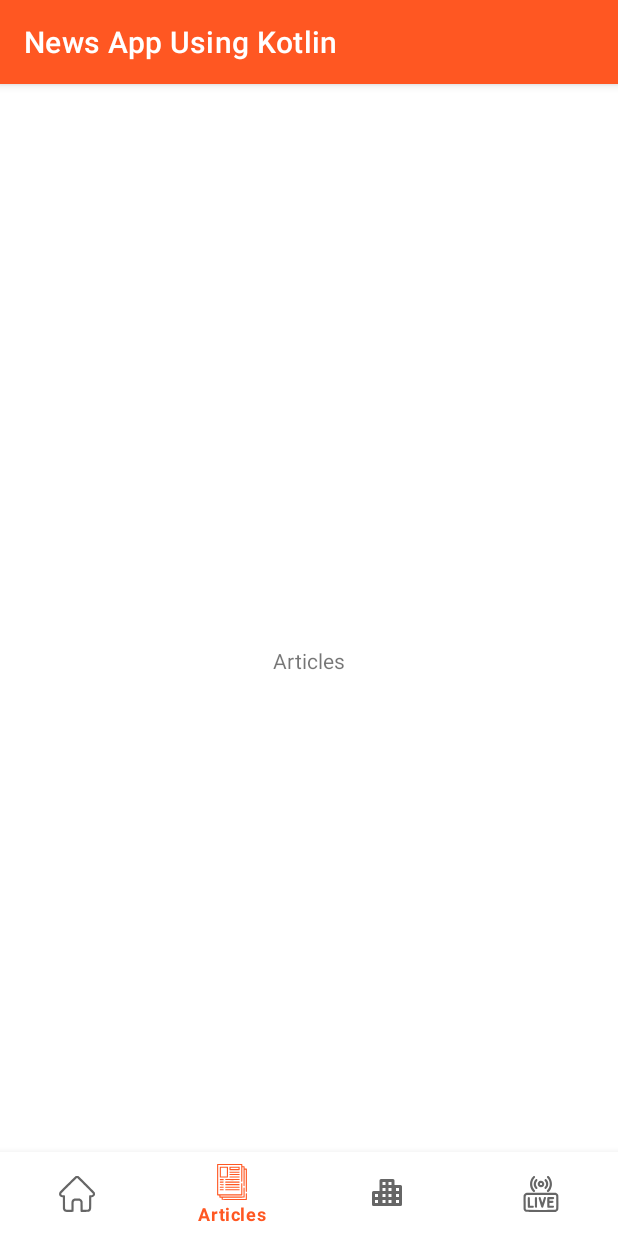
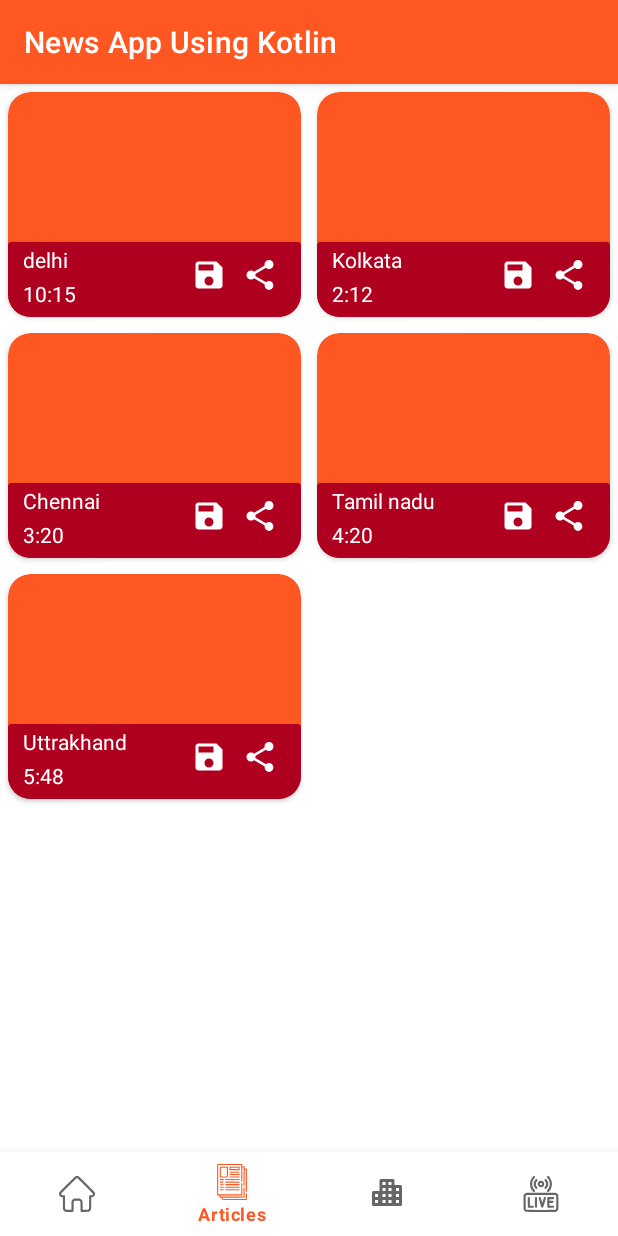
Before and after one commit to bhattshrey24/News-App-Using-Kotlin, an Android app: the ArticlesFragment screen opened directly, with no data from a screen before it, on a phone screen of 412 x 824 dp. Run offline under Robolectric (Android 15) with nearby library versions, the phone set to English and light mode, and no system bars; our stand-ins replace navigation-ui; network calls fail; 1 statement that could not run was skipped.

Commit message:
recycler view setup done

```diff
--- a/app/build.gradle
+++ b/app/build.gradle
@@ -82,4 +82,7 @@ dependencies {
     implementation 'org.jetbrains.kotlinx:kotlinx-coroutines-android:1.5.2'
     implementation "androidx.lifecycle:lifecycle-viewmodel-ktx:2.4.0"
 
+    // card view
+    implementation "androidx.cardview:cardview:1.0.0"
+
 }
--- /dev/null
+++ b/app/src/main/java/com/example/newsappusingkotlin/adapters/NewsListRecyclerAdapter.kt
@@ -0,0 +1,42 @@
+package com.example.newsappusingkotlin.adapters
+
+import android.view.LayoutInflater
+import android.view.View
+import android.view.ViewGroup
+import android.widget.TextView
+import androidx.recyclerview.widget.RecyclerView
+import com.example.newsappusingkotlin.R
+
+class NewsListRecyclerAdapter : RecyclerView.Adapter<NewsListRecyclerAdapter.ViewHolder>() {
+    private var place = arrayOf("delhi", "Kolkata", "Chennai", "Tamil nadu", "Uttrakhand")
+    private var time = arrayOf("10:15", "2:12", "3:20", "4:20", "5:48")
+
+    override fun onCreateViewHolder(
+        parent: ViewGroup,
+        viewType: Int
+    ): NewsListRecyclerAdapter.ViewHolder {
+        val view =
+            LayoutInflater.from(parent.context).inflate(R.layout.news_card_list_item, parent, false)
+        return ViewHolder(view);
+    }
+
+    override fun onBindViewHolder(holder: NewsListRecyclerAdapter.ViewHolder, position: Int) {
+    holder.placeTv.text=place[position]
+      holder.timeTv.text=time[position]
+    }
+
+    override fun getItemCount(): Int {
+        return place.size // change it later to size of headings or images since every article will have a image or heading
+    }
+
+    inner class ViewHolder(itemView: View) : RecyclerView.ViewHolder(itemView) {
+        //  var articleImage:ImageView // add this when u add api properly
+        var placeTv: TextView
+        var timeTv: TextView
+
+        init {
+            placeTv = itemView.findViewById(R.id.Tv_placeOfArticle)
+            timeTv = itemView.findViewById(R.id.Tv_timeOfArticle)
+        }
+    }
+}
--- a/app/src/main/java/com/example/newsappusingkotlin/data/remote/api/SimpleApi.kt
+++ b/app/src/main/java/com/example/newsappusingkotlin/data/remote/api/SimpleApi.kt
@@ -5,5 +5,5 @@ import retrofit2.http.GET
 
 interface SimpleApi {
     @GET("posts/1")
-    suspend fun getPost():NewsHolderDummy
+    suspend fun getPost():NewsHolderDummy // the body will be filled by retrofit
 }
--- a/app/src/main/java/com/example/newsappusingkotlin/other/Constants.kt
+++ b/app/src/main/java/com/example/newsappusingkotlin/other/Constants.kt
@@ -1,5 +1,5 @@
 package com.example.newsappusingkotlin.other
 
 object Constants {
-const val baseUrl:String="https://jsonplaceholder.typicode.com"
+    const val baseUrl: String = "https://jsonplaceholder.typicode.com"
 }
--- a/app/src/main/java/com/example/newsappusingkotlin/ui/fragments/ArticlesFragment.kt
+++ b/app/src/main/java/com/example/newsappusingkotlin/ui/fragments/ArticlesFragment.kt
@@ -5,8 +5,11 @@ import android.view.LayoutInflater
 import android.view.View
 import android.view.ViewGroup
 import androidx.fragment.app.Fragment
+import androidx.recyclerview.widget.GridLayoutManager
 import androidx.recyclerview.widget.LinearLayoutManager
+import androidx.recyclerview.widget.RecyclerView
 import com.example.newsappusingkotlin.R
+import com.example.newsappusingkotlin.adapters.NewsListRecyclerAdapter
 import com.example.newsappusingkotlin.databinding.FragmentArticlesBinding
 
 
@@ -14,11 +17,20 @@ class ArticlesFragment : Fragment() {
     private val binding: FragmentArticlesBinding by lazy { // so that layout binding only happens when need , It improves performance
         FragmentArticlesBinding.inflate(layoutInflater, null, false)
     }
+    private var layoutManager:RecyclerView.LayoutManager?=null
+    private var adapter:RecyclerView.Adapter<NewsListRecyclerAdapter.ViewHolder>?=null
+
     override fun onCreateView( // Observe It's not OnCreate It's "OnCreateView" , here we bind the layout of the fragment
         inflater: LayoutInflater,
         container: ViewGroup?,
         savedInstanceState: Bundle?
     ): View{
+
+        layoutManager= GridLayoutManager(context,2) // this 2 is basically number of columns u want
+        binding.newsListRecyclerView.layoutManager=layoutManager
+        adapter=NewsListRecyclerAdapter()
+        binding.newsListRecyclerView.adapter=adapter
+
         return binding.root
     }
 }
--- a/app/src/main/java/com/example/newsappusingkotlin/ui/viewmodels/MainViewModel.kt
+++ b/app/src/main/java/com/example/newsappusingkotlin/ui/viewmodels/MainViewModel.kt
@@ -8,11 +8,13 @@ import com.example.newsappusingkotlin.data.remote.repository.MyRepository
 import kotlinx.coroutines.launch
 
 class MainViewModel(private val repository: MyRepository) : ViewModel() {
-    val myResponse: MutableLiveData<NewsHolderDummy> = MutableLiveData()
+
+    val myResponse: MutableLiveData<NewsHolderDummy> = MutableLiveData() // livedata so that our activity gets refreshed when couroutine is done with fetching
+
     fun getPost() {
         viewModelScope.launch {
             val response: NewsHolderDummy = repository.getPost()
-            myResponse.value = response
+            myResponse.value = response // this will automatically update the UI because myReponse is LiveData
         }
     }
 }
--- a/app/src/main/java/com/example/newsappusingkotlin/ui/viewmodels/MainViewModelFactory.kt
+++ b/app/src/main/java/com/example/newsappusingkotlin/ui/viewmodels/MainViewModelFactory.kt
@@ -6,6 +6,11 @@ import com.example.newsappusingkotlin.data.remote.repository.MyRepository
 
 class MainViewModelFactory(private val repository: MyRepository) : ViewModelProvider.Factory {
     override fun <T : ViewModel> create(modelClass: Class<T>): T {
+        //We can not create ViewModel on our own. We need ViewModelProviders utility provided by Android to create ViewModels.
+        // But ViewModelProviders can only instantiate ViewModels with no arg constructor.
+        //So if I have a ViewModel with multiple arguments, then I need to use a Factory that I can pass to ViewModelProviders to use when an instance of MyViewModel is required.
+        // the full article telling why we used factory method https://stackoverflow.com/questions/54419236/why-a-viewmodel-factory-is-needed-in-android
+
         return MainViewModel(repository) as T
     }
 }
--- /dev/null
+++ b/app/src/main/res/drawable/ic_save.xml
@@ -0,0 +1,5 @@
+<vector android:height="24dp" android:tint="#FFFFFF"
+    android:viewportHeight="24" android:viewportWidth="24"
+    android:width="24dp" xmlns:android="http://schemas.android.com/apk/res/android">
+    <path android:fillColor="@android:color/white" android:pathData="M17,3L5,3c-1.11,0 -2,0.9 -2,2v14c0,1.1 0.89,2 2,2h14c1.1,0 2,-0.9 2,-2L21,7l-4,-4zM12,19c-1.66,0 -3,-1.34 -3,-3s1.34,-3 3,-3 3,1.34 3,3 -1.34,3 -3,3zM15,9L5,9L5,5h10v4z"/>
+</vector>
--- /dev/null
+++ b/app/src/main/res/drawable/ic_share.xml
@@ -0,0 +1,10 @@
+<vector xmlns:android="http://schemas.android.com/apk/res/android"
+    android:width="24dp"
+    android:height="24dp"
+    android:viewportWidth="24"
+    android:viewportHeight="24"
+    android:tint="@android:color/background_light">
+  <path
+      android:fillColor="@android:color/white"
+      android:pathData="M18,16.08c-0.76,0 -1.44,0.3 -1.96,0.77L8.91,12.7c0.05,-0.23 0.09,-0.46 0.09,-0.7s-0.04,-0.47 -0.09,-0.7l7.05,-4.11c0.54,0.5 1.25,0.81 2.04,0.81 1.66,0 3,-1.34 3,-3s-1.34,-3 -3,-3 -3,1.34 -3,3c0,0.24 0.04,0.47 0.09,0.7L8.04,9.81C7.5,9.31 6.79,9 6,9c-1.66,0 -3,1.34 -3,3s1.34,3 3,3c0.79,0 1.5,-0.31 2.04,-0.81l7.12,4.16c-0.05,0.21 -0.08,0.43 -0.08,0.65 0,1.61 1.31,2.92 2.92,2.92 1.61,0 2.92,-1.31 2.92,-2.92s-1.31,-2.92 -2.92,-2.92z"/>
+</vector>
--- a/app/src/main/res/layout/fragment_articles.xml
+++ b/app/src/main/res/layout/fragment_articles.xml
@@ -6,15 +6,11 @@
     android:layout_height="match_parent"
     tools:context=".ui.fragments.ArticlesFragment">
 
-
-    <TextView
-        android:id="@+id/textView"
-        android:layout_width="wrap_content"
-        android:layout_height="wrap_content"
-        android:text="Articles"
-        app:layout_constraintBottom_toBottomOf="parent"
+    <androidx.recyclerview.widget.RecyclerView
+        android:id="@+id/news_list_recycler_view"
+        android:layout_width="match_parent"
+        android:layout_height="match_parent"
         app:layout_constraintEnd_toEndOf="parent"
-        app:layout_constraintStart_toStartOf="parent"
-        app:layout_constraintTop_toTopOf="parent" />
-
+        app:layout_constraintTop_toTopOf="parent"
+        tools:listitem="@layout/news_card_list_item"/>
 </androidx.constraintlayout.widget.ConstraintLayout>
--- /dev/null
+++ b/app/src/main/res/layout/news_card_list_item.xml
@@ -0,0 +1,73 @@
+<?xml version="1.0" encoding="utf-8"?>
+<androidx.cardview.widget.CardView xmlns:android="http://schemas.android.com/apk/res/android"
+    android:layout_width="match_parent"
+    android:layout_height="wrap_content"
+    xmlns:app="http://schemas.android.com/apk/res-auto"
+    android:id="@+id/news_card_list_item"
+    android:backgroundTint="@color/Primary1"
+    app:cardCornerRadius="15dp"
+    android:layout_margin="5dp">
+    <ImageView
+        android:id="@+id/articles_image_view"
+        android:layout_width="match_parent"
+        android:layout_height="150dp"/>
+
+    <androidx.cardview.widget.CardView
+        android:layout_gravity="bottom"
+        android:layout_width="match_parent"
+        android:layout_height="50dp"
+        android:backgroundTint="@color/design_default_color_error">
+   <androidx.constraintlayout.widget.ConstraintLayout
+       android:layout_width="match_parent"
+       android:layout_height="match_parent">
+       <TextView
+           android:id="@+id/Tv_placeOfArticle"
+           android:layout_width="wrap_content"
+           android:layout_height="wrap_content"
+           android:layout_gravity="left"
+           android:layout_marginTop="2dp"
+           android:layout_marginLeft="10dp"
+           android:text="Delhi"
+           android:textColor="@color/white"
+           app:layout_constraintStart_toStartOf="parent"
+           app:layout_constraintTop_toTopOf="parent" />
+       <TextView
+           android:id="@+id/Tv_timeOfArticle"
+           android:layout_width="wrap_content"
+           android:layout_height="wrap_content"
+           android:layout_gravity="left"
+           android:layout_marginTop="3dp"
+           android:layout_marginLeft="10dp"
+           android:text="10:15"
+           android:textColor="@color/white"
+           app:layout_constraintStart_toStartOf="parent"
+           app:layout_constraintTop_toBottomOf="@+id/Tv_placeOfArticle"/>
+
+       <ImageView
+           android:layout_width="wrap_content"
+           android:layout_height="wrap_content"
+           app:layout_constraintRight_toLeftOf="@+id/share_button"
+           app:layout_constraintTop_toTopOf="parent"
+           android:src="@drawable/ic_save"
+           android:layout_gravity="right"
+           android:layout_marginTop="10dp"
+           android:layout_marginRight="10dp"
+           />
+
+       <ImageView
+           android:id="@+id/share_button"
+           android:layout_width="wrap_content"
+           android:layout_height="wrap_content"
+           app:layout_constraintRight_toRightOf="parent"
+           app:layout_constraintTop_toTopOf="parent"
+           android:src="@drawable/ic_share"
+           android:layout_gravity="right"
+           android:layout_marginTop="10dp"
+           android:layout_marginRight="15dp"
+           />
+
+    </androidx.constraintlayout.widget.ConstraintLayout>
+
+    </androidx.cardview.widget.CardView>
+
+</androidx.cardview.widget.CardView>
```
